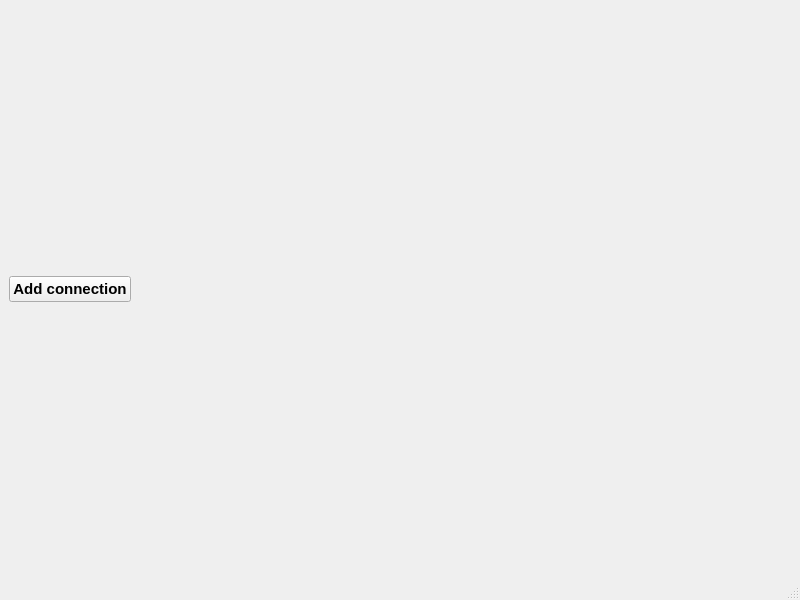
The window that Controller/mainwindow.ui (GAO-777/Controller) describes before a commit, drawn with Qt 5.
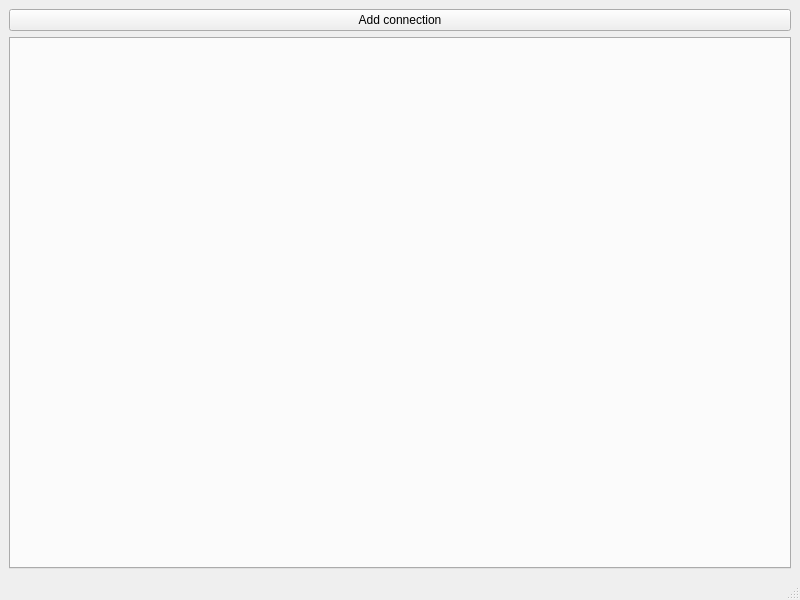
The same window after the commit.

```diff
--- a/Controller/mainwindow.ui
+++ b/Controller/mainwindow.ui
@@ -18,36 +18,26 @@
     <item>
      <layout class="QVBoxLayout" name="MVL">
       <item>
-       <layout class="QHBoxLayout" name="horizontalLayout">
-        <item>
+       <layout class="QGridLayout" name="gridLayout_2">
+        <property name="topMargin">
+         <number>0</number>
+        </property>
+        <item row="0" column="0">
          <widget class="QPushButton" name="AddConnection_pb">
-          <property name="font">
-           <font>
-            <pointsize>11</pointsize>
-            <weight>75</weight>
-            <bold>true</bold>
-           </font>
-          </property>
           <property name="text">
            <string>Add connection</string>
           </property>
          </widget>
         </item>
-        <item>
-         <spacer name="horizontalSpacer">
-          <property name="orientation">
-           <enum>Qt::Horizontal</enum>
-          </property>
-          <property name="sizeHint" stdset="0">
-           <size>
-            <width>40</width>
-            <height>20</height>
-           </size>
-          </property>
-         </spacer>
-        </item>
        </layout>
       </item>
+      <item>
+       <widget class="QTabWidget" name="Control_Connections_tw">
+        <property name="currentIndex">
+         <number>-1</number>
+        </property>
+       </widget>
+      </item>
      </layout>
     </item>
    </layout>
```
